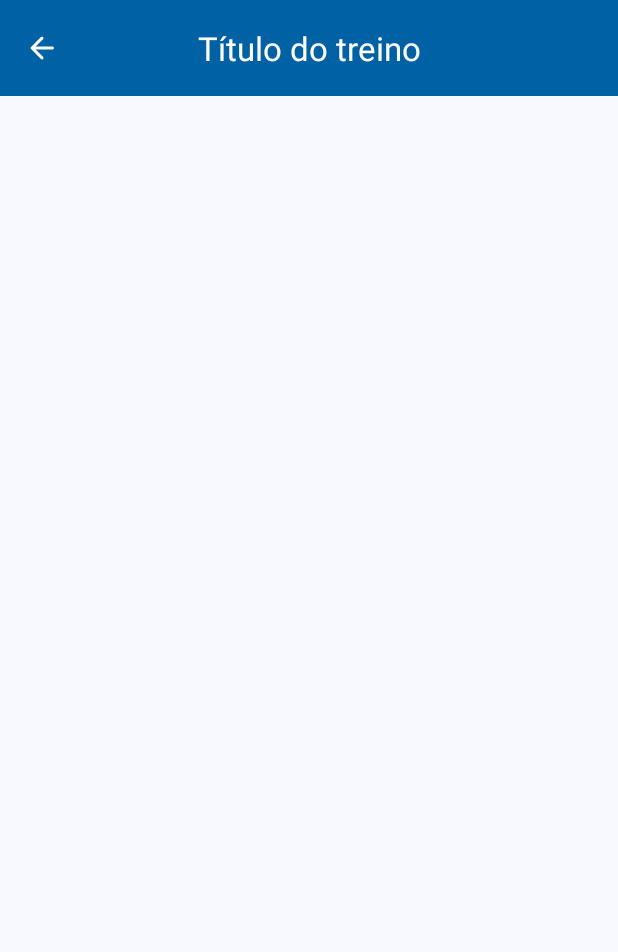
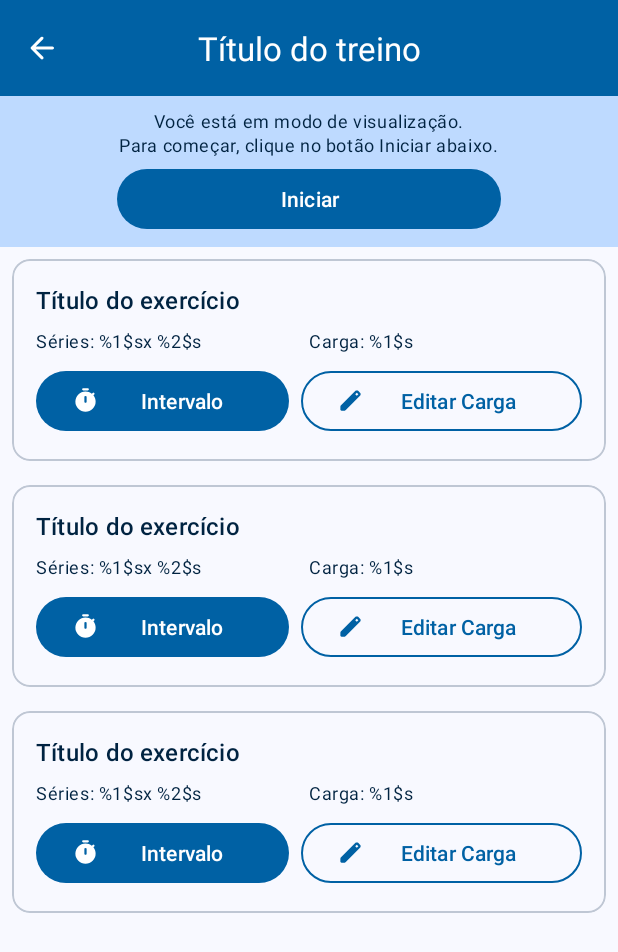
Before and after one commit to gfreiresantos95/fitplanner, an Android app: the layout activity_exercises.xml on its own in the app's theme, with its tools: preview values and no code run, on a phone screen of 412 x 824 dp. Shown: the top 952 px of the screen. Run offline under Robolectric (Android 15) with nearby library versions, the phone set to English and light mode, and no system bars.

Commit message:
Adding exercise activity layout

```diff
--- a/app/src/main/java/com/gabrielfreire/fitplanner/Constants.kt
+++ b/app/src/main/java/com/gabrielfreire/fitplanner/Constants.kt
@@ -4,5 +4,5 @@ object Constants {
 
     const val TERMS_OF_USE_URL = "https://gfreiresantos95.github.io/fitplanner-terms.html"
     const val USER_TYPE = "user_type"
-    const val WORKOUTS_STRING_PATH = "workouts"
+    const val WORKOUT_KEY = "workout"
 }
--- a/app/src/main/java/com/gabrielfreire/fitplanner/models/WorkoutsUiStates.kt
+++ b/app/src/main/java/com/gabrielfreire/fitplanner/models/UiStates.kt
@@ -1,6 +1,6 @@
 package com.gabrielfreire.fitplanner.models
 
-enum class WorkoutsUiStates(val state: String) {
+enum class UiStates(val state: String) {
     EMPTY("empty"),
     ERROR("error"),
     LOADED("loaded"),
--- a/app/src/main/java/com/gabrielfreire/fitplanner/views/ExercisesActivity.kt
+++ b/app/src/main/java/com/gabrielfreire/fitplanner/views/ExercisesActivity.kt
@@ -5,16 +5,42 @@ import androidx.activity.enableEdgeToEdge
 import androidx.appcompat.app.AppCompatActivity
 import androidx.core.view.ViewCompat
 import androidx.core.view.WindowInsetsCompat
+import com.gabrielfreire.fitplanner.Constants
 import com.gabrielfreire.fitplanner.R
 import com.gabrielfreire.fitplanner.databinding.ActivityExercisesBinding
+import com.gabrielfreire.fitplanner.models.Workout
+import com.google.gson.Gson
 
 class ExercisesActivity : AppCompatActivity() {
 
     private lateinit var exercisesBinding: ActivityExercisesBinding
 
+    private var workout = Workout()
+
     override fun onCreate(savedInstanceState: Bundle?) {
         super.onCreate(savedInstanceState)
         exercisesBinding = ActivityExercisesBinding.inflate(layoutInflater)
         setContentView(exercisesBinding.root)
+
+        getWorkoutExtra()
+        initViewsAndSetListeners()
+    }
+
+    private fun getWorkoutExtra() {
+        if (intent.hasExtra(Constants.WORKOUT_KEY)) {
+            val extra = intent.getStringExtra(Constants.WORKOUT_KEY)
+
+            workout = Gson().fromJson(extra, Workout::class.java)
+        }
+    }
+
+    private fun initViewsAndSetListeners() {
+        with(exercisesBinding) {
+            mtExercisesToolbar.title = workout.title
+
+            mtExercisesToolbar.setNavigationOnClickListener {
+                finish()
+            }
+        }
     }
 }
--- a/app/src/main/java/com/gabrielfreire/fitplanner/views/MainActivity.kt
+++ b/app/src/main/java/com/gabrielfreire/fitplanner/views/MainActivity.kt
@@ -22,10 +22,10 @@ class MainActivity : AppCompatActivity() {
         mainBinding = ActivityMainBinding.inflate(layoutInflater)
         setContentView(mainBinding.root)
 
-        initViews()
+        initViewsAndSetListeners()
     }
 
-    private fun initViews() {
+    private fun initViewsAndSetListeners() {
         replaceFragment(HomeFragment())
 
         with(mainBinding) {
--- a/app/src/main/java/com/gabrielfreire/fitplanner/views/fragments/WorkoutsFragment.kt
+++ b/app/src/main/java/com/gabrielfreire/fitplanner/views/fragments/WorkoutsFragment.kt
@@ -11,6 +11,7 @@ import androidx.fragment.app.Fragment
 import androidx.fragment.app.FragmentActivity
 import androidx.lifecycle.MutableLiveData
 import androidx.recyclerview.widget.LinearLayoutManager
+import com.gabrielfreire.fitplanner.Constants
 import com.gabrielfreire.fitplanner.R
 import com.gabrielfreire.fitplanner.adapters.WorkoutsListAdapter
 import com.gabrielfreire.fitplanner.databinding.FragmentWorkoutsBinding
@@ -19,12 +20,13 @@ import com.gabrielfreire.fitplanner.models.DatabasePaths
 import com.gabrielfreire.fitplanner.models.UsersWorkouts
 import com.gabrielfreire.fitplanner.models.Workout
 import com.gabrielfreire.fitplanner.models.WorkoutId
-import com.gabrielfreire.fitplanner.models.WorkoutsUiStates
+import com.gabrielfreire.fitplanner.models.UiStates
 import com.gabrielfreire.fitplanner.views.ExercisesActivity
 import com.google.firebase.Firebase
 import com.google.firebase.database.DataSnapshot
 import com.google.firebase.database.DatabaseReference
 import com.google.firebase.database.database
+import com.google.gson.Gson
 
 class WorkoutsFragment : Fragment() {
 
@@ -34,8 +36,8 @@ class WorkoutsFragment : Fragment() {
     private val databaseReference: DatabaseReference = Firebase.database.reference
     private val workoutsIdsList = arrayListOf<WorkoutId>()
 
-    private val workoutsUiState: MutableLiveData<WorkoutsUiStates> by lazy {
-        MutableLiveData<WorkoutsUiStates>()
+    private val workoutsUiState: MutableLiveData<UiStates> by lazy {
+        MutableLiveData<UiStates>()
     }
 
     private val userWorkoutsData: MutableLiveData<DatabaseData> by lazy {
@@ -79,10 +81,10 @@ class WorkoutsFragment : Fragment() {
                 if (snapshot?.hasChildren() == true) {
                     getUserWorkoutsList(snapshot)
                 } else {
-                    workoutsUiState.value = WorkoutsUiStates.EMPTY
+                    workoutsUiState.value = UiStates.EMPTY
                 }
             } else {
-                workoutsUiState.value = WorkoutsUiStates.ERROR
+                workoutsUiState.value = UiStates.ERROR
             }
         }
 
@@ -93,20 +95,20 @@ class WorkoutsFragment : Fragment() {
                 if (snapshot?.hasChildren() == true) {
                     getWorkoutsList(snapshot)
                 } else {
-                    workoutsUiState.value = WorkoutsUiStates.ERROR
+                    workoutsUiState.value = UiStates.ERROR
                 }
             } else {
-                workoutsUiState.value = WorkoutsUiStates.ERROR
+                workoutsUiState.value = UiStates.ERROR
             }
         }
 
         workoutsList.observe(activity) {
-            workoutsUiState.value = WorkoutsUiStates.LOADED
+            workoutsUiState.value = UiStates.LOADED
         }
     }
 
     private fun getUserWorkoutsFromDatabase() {
-        workoutsUiState.value = WorkoutsUiStates.LOADING
+        workoutsUiState.value = UiStates.LOADING
 
         databaseReference.child(DatabasePaths.USERS_WORKOUTS.path).get()
             .addOnSuccessListener { snapshot ->
@@ -160,7 +162,7 @@ class WorkoutsFragment : Fragment() {
 
     private fun updateWorkoutsUi() {
         when (workoutsUiState.value?.state) {
-            WorkoutsUiStates.LOADING.state -> {
+            UiStates.LOADING.state -> {
                 with(workoutsBinding) {
                     llWorkoutsListContainer.visibility = View.GONE
                     llWorkoutsErrorContainer.visibility = View.GONE
@@ -168,7 +170,7 @@ class WorkoutsFragment : Fragment() {
                 }
             }
 
-            WorkoutsUiStates.LOADED.state -> {
+            UiStates.LOADED.state -> {
                 with(workoutsBinding) {
                     llWorkoutsLoadingContainer.visibility = View.GONE
                     llWorkoutsErrorContainer.visibility = View.GONE
@@ -176,15 +178,19 @@ class WorkoutsFragment : Fragment() {
 
                     rvWorkoutsList.layoutManager = LinearLayoutManager(activity)
                     rvWorkoutsList.adapter = workoutsList.value?.let { list ->
-                        WorkoutsListAdapter(list) {
+                        WorkoutsListAdapter(list) { workout ->
                             val intent = Intent(activity, ExercisesActivity::class.java)
+                            val workoutJson = Gson().toJson(workout)
+
+                            intent.putExtra(Constants.WORKOUT_KEY, workoutJson)
+
                             startActivity(intent)
                         }
                     }
                 }
             }
 
-            WorkoutsUiStates.EMPTY.state -> {
+            UiStates.EMPTY.state -> {
                 val icon = ContextCompat.getDrawable(activity, R.drawable.ic_cloud)
                 val title = getString(R.string.workouts_empty_title)
                 val message = getString(R.string.workouts_empty_message)
--- /dev/null
+++ b/app/src/main/res/drawable/ic_edit.xml
@@ -0,0 +1,10 @@
+<vector xmlns:android="http://schemas.android.com/apk/res/android"
+    android:width="24dp"
+    android:height="24dp"
+    android:tint="@android:color/white"
+    android:viewportWidth="960"
+    android:viewportHeight="960">
+    <path
+        android:fillColor="@android:color/white"
+        android:pathData="M160,840Q143,840 131.5,828.5Q120,817 120,800L120,703Q120,687 126,672.5Q132,658 143,647L648,143Q660,132 674.5,126Q689,120 705,120Q721,120 736,126Q751,132 762,144L817,200Q829,211 834.5,226Q840,241 840,256Q840,272 834.5,286.5Q829,301 817,313L313,817Q302,828 287.5,834Q273,840 257,840L160,840ZM704,312L760,256L704,200L648,256L704,312Z" />
+</vector>
--- /dev/null
+++ b/app/src/main/res/drawable/ic_play_arrow.xml
@@ -0,0 +1,10 @@
+<vector xmlns:android="http://schemas.android.com/apk/res/android"
+    android:width="24dp"
+    android:height="24dp"
+    android:tint="@android:color/white"
+    android:viewportWidth="960"
+    android:viewportHeight="960">
+    <path
+        android:fillColor="@android:color/white"
+        android:pathData="M320,687L320,273Q320,256 332,244.5Q344,233 360,233Q365,233 370.5,234.5Q376,236 381,239L707,446Q716,452 720.5,461Q725,470 725,480Q725,490 720.5,499Q716,508 707,514L381,721Q376,724 370.5,725.5Q365,727 360,727Q344,727 332,715.5Q320,704 320,687Z" />
+</vector>
--- /dev/null
+++ b/app/src/main/res/drawable/ic_timer.xml
@@ -0,0 +1,10 @@
+<vector xmlns:android="http://schemas.android.com/apk/res/android"
+    android:width="24dp"
+    android:height="24dp"
+    android:tint="@android:color/white"
+    android:viewportWidth="960"
+    android:viewportHeight="960">
+    <path
+        android:fillColor="@android:color/white"
+        android:pathData="M400,120Q383,120 371.5,108.5Q360,97 360,80Q360,63 371.5,51.5Q383,40 400,40L560,40Q577,40 588.5,51.5Q600,63 600,80Q600,97 588.5,108.5Q577,120 560,120L400,120ZM480,560Q497,560 508.5,548.5Q520,537 520,520L520,360Q520,343 508.5,331.5Q497,320 480,320Q463,320 451.5,331.5Q440,343 440,360L440,520Q440,537 451.5,548.5Q463,560 480,560ZM480,880Q406,880 340.5,851.5Q275,823 226,774Q177,725 148.5,659.5Q120,594 120,520Q120,446 148.5,380.5Q177,315 226,266Q275,217 340.5,188.5Q406,160 480,160Q542,160 599,180Q656,200 706,238L734,210Q745,199 762,199Q779,199 790,210Q801,221 801,238Q801,255 790,266L762,294Q800,344 820,401Q840,458 840,520Q840,594 811.5,659.5Q783,725 734,774Q685,823 619.5,851.5Q554,880 480,880Z" />
+</vector>
--- a/app/src/main/res/layout/activity_exercises.xml
+++ b/app/src/main/res/layout/activity_exercises.xml
@@ -19,4 +19,81 @@
         app:title="@string/workout_title"
         app:titleCentered="true" />
 
+    <LinearLayout
+        android:id="@+id/ll_exercises_loading_container"
+        android:layout_width="wrap_content"
+        android:layout_height="wrap_content"
+        android:orientation="vertical"
+        android:visibility="gone"
+        app:layout_constraintBottom_toBottomOf="parent"
+        app:layout_constraintEnd_toEndOf="parent"
+        app:layout_constraintStart_toStartOf="parent"
+        app:layout_constraintTop_toTopOf="parent">
+
+        <com.google.android.material.progressindicator.CircularProgressIndicator
+            android:id="@+id/cpi_exercises_loading"
+            android:layout_width="wrap_content"
+            android:layout_height="wrap_content"
+            android:layout_gravity="center"
+            android:indeterminate="true" />
+
+        <TextView
+            android:id="@+id/tv_exercises_loading_message"
+            android:layout_width="wrap_content"
+            android:layout_height="wrap_content"
+            android:layout_marginTop="8dp"
+            android:text="@string/loading_exercises"
+            android:textAppearance="?attr/textAppearanceBodySmall"
+            android:textColor="@color/md_theme_primary_highContrast"
+            app:layout_constraintStart_toStartOf="parent"
+            app:layout_constraintTop_toTopOf="parent" />
+
+    </LinearLayout>
+
+    <LinearLayout
+        android:id="@+id/ll_exercises_list_container"
+        android:layout_width="match_parent"
+        android:layout_height="wrap_content"
+        android:orientation="vertical"
+        app:layout_constraintTop_toBottomOf="@id/mt_exercises_toolbar">
+
+        <LinearLayout
+            style="@style/ExerciseInitContainerBackground"
+            android:layout_width="match_parent"
+            android:layout_height="wrap_content"
+            android:gravity="center"
+            android:orientation="vertical"
+            android:padding="8dp">
+
+            <TextView
+                android:id="@+id/tv_exercises_view_mode_message"
+                android:layout_width="wrap_content"
+                android:layout_height="wrap_content"
+                android:layout_marginBottom="4dp"
+                android:text="@string/exercises_view_mode_message"
+                android:textAlignment="center"
+                android:textAppearance="?attr/textAppearanceBodySmall"
+                android:textColor="@color/md_theme_primary_highContrast"
+                app:layout_constraintStart_toStartOf="parent"
+                app:layout_constraintTop_toTopOf="parent" />
+
+            <Button
+                android:id="@+id/btn_student_login_option"
+                android:layout_width="wrap_content"
+                android:layout_height="wrap_content"
+                android:maxWidth="320dp"
+                android:minWidth="256dp"
+                android:text="@string/init_workout" />
+
+        </LinearLayout>
+
+        <androidx.recyclerview.widget.RecyclerView
+            android:id="@+id/rv_exercises_list"
+            android:layout_width="match_parent"
+            android:layout_height="wrap_content"
+            app:layoutManager="LinearLayoutManager"
+            tools:listitem="@layout/exercise_list_item" />
+
+    </LinearLayout>
+
 </androidx.constraintlayout.widget.ConstraintLayout>
--- /dev/null
+++ b/app/src/main/res/layout/exercise_list_item.xml
@@ -0,0 +1,79 @@
+<?xml version="1.0" encoding="utf-8"?>
+<com.google.android.material.card.MaterialCardView xmlns:android="http://schemas.android.com/apk/res/android"
+    xmlns:app="http://schemas.android.com/apk/res-auto"
+    android:id="@+id/mcv_exercise_card_container"
+    android:layout_width="match_parent"
+    android:layout_height="wrap_content"
+    android:layout_margin="8dp">
+
+    <LinearLayout
+        android:layout_width="match_parent"
+        android:layout_height="wrap_content"
+        android:orientation="vertical"
+        android:padding="16dp">
+
+        <TextView
+            android:id="@+id/tv_exercise_title"
+            android:layout_width="wrap_content"
+            android:layout_height="wrap_content"
+            android:layout_marginBottom="8dp"
+            android:text="@string/exercise_title"
+            android:textAppearance="?attr/textAppearanceTitleMedium"
+            android:textColor="@color/md_theme_primary_highContrast" />
+
+        <LinearLayout
+            android:layout_width="match_parent"
+            android:layout_height="wrap_content"
+            android:layout_marginBottom="8dp"
+            android:orientation="horizontal">
+
+            <TextView
+                android:id="@+id/tv_exercise_series_number"
+                android:layout_width="0dp"
+                android:layout_height="wrap_content"
+                android:layout_weight="1"
+                android:text="@string/exercise_series_number"
+                android:textAppearance="?attr/textAppearanceBodySmall"
+                android:textColor="@color/md_theme_primary_highContrast" />
+
+            <TextView
+                android:id="@+id/tv_exercise_weight"
+                android:layout_width="0dp"
+                android:layout_height="wrap_content"
+                android:layout_weight="1"
+                android:text="@string/exercise_weight"
+                android:textAppearance="?attr/textAppearanceBodySmall"
+                android:textColor="@color/md_theme_primary_highContrast" />
+
+        </LinearLayout>
+
+        <LinearLayout
+            android:layout_width="match_parent"
+            android:layout_height="wrap_content"
+            android:orientation="horizontal">
+
+            <Button
+                android:id="@+id/btn_exercise_interval"
+                android:layout_width="wrap_content"
+                android:layout_height="wrap_content"
+                android:layout_marginEnd="4dp"
+                android:layout_weight="1"
+                android:text="@string/exercise_interval"
+                app:icon="@drawable/ic_timer" />
+
+            <Button
+                android:id="@+id/btn_exercise_edit_weight"
+                style="?attr/materialButtonOutlinedStyle"
+                android:layout_width="wrap_content"
+                android:layout_height="wrap_content"
+                android:layout_marginStart="4dp"
+                android:layout_weight="1"
+                android:text="@string/exercise_edit_weight"
+                app:icon="@drawable/ic_edit"
+                app:strokeColor="@drawable/custom_outlined_button_stroke_color" />
+
+        </LinearLayout>
+
+    </LinearLayout>
+
+</com.google.android.material.card.MaterialCardView>
--- a/app/src/main/res/values-night/themes.xml
+++ b/app/src/main/res/values-night/themes.xml
@@ -1,4 +1,5 @@
 <resources>
+
     <style name="AppTheme" parent="Theme.Material3.Dark.NoActionBar">
         <item name="colorPrimary">@color/md_theme_primary</item>
         <item name="colorOnPrimary">@color/md_theme_onPrimary</item>
@@ -54,4 +55,8 @@
         <item name="android:background">@color/md_theme_surface</item>
         <item name="titleTextColor">@android:color/white</item>
     </style>
+
+    <style name="ExerciseInitContainerBackground">
+        <item name="android:background">@color/md_theme_surface</item>
+    </style>
 </resources>
--- a/app/src/main/res/values/strings.xml
+++ b/app/src/main/res/values/strings.xml
@@ -62,4 +62,14 @@
     <!--    Notifications-->
     <string name="notifications_received">Notificações recebidas</string>
 
+    <!--    Exercises-->
+    <string name="loading_exercises">Carregando os exercícios...</string>
+    <string name="exercises_view_mode_message">Você está em modo de visualização.\nPara começar, clique no botão Iniciar abaixo.</string>
+    <string name="init_workout">Iniciar</string>
+    <string name="exercise_title">Título do exercício</string>
+    <string name="exercise_series_number">Séries: %1$sx %2$s</string>
+    <string name="exercise_weight">Carga: %1$s</string>
+    <string name="exercise_interval">Intervalo</string>
+    <string name="exercise_edit_weight">Editar Carga</string>
+
 </resources>
--- a/app/src/main/res/values/themes.xml
+++ b/app/src/main/res/values/themes.xml
@@ -1,4 +1,5 @@
 <resources>
+
     <style name="AppTheme" parent="Theme.Material3.Light.NoActionBar">
         <item name="colorPrimary">@color/md_theme_primary</item>
         <item name="colorOnPrimary">@color/md_theme_onPrimary</item>
@@ -54,4 +55,8 @@
         <item name="android:background">@color/md_theme_primary</item>
         <item name="titleTextColor">@android:color/white</item>
     </style>
+
+    <style name="ExerciseInitContainerBackground">
+        <item name="android:background">@color/md_theme_secondaryContainer</item>
+    </style>
 </resources>
```
